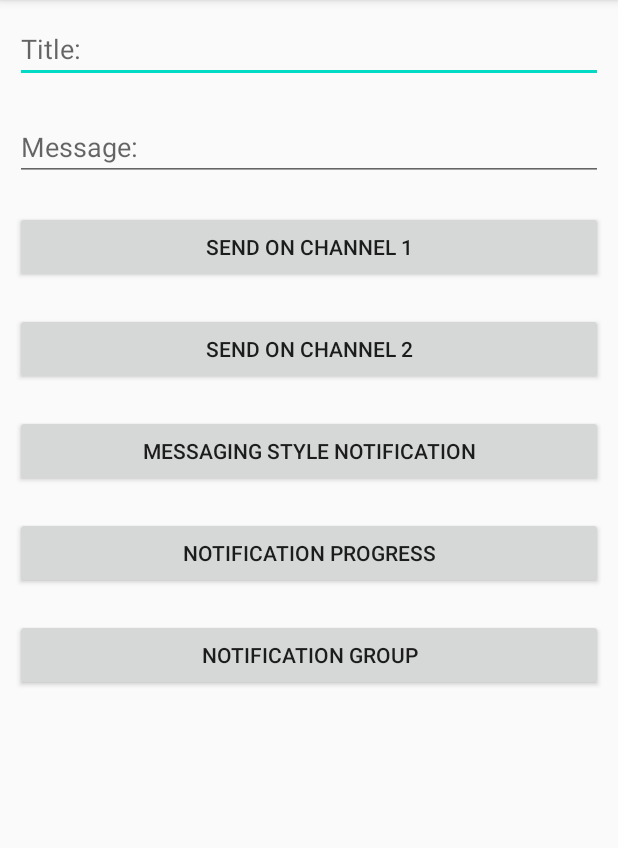
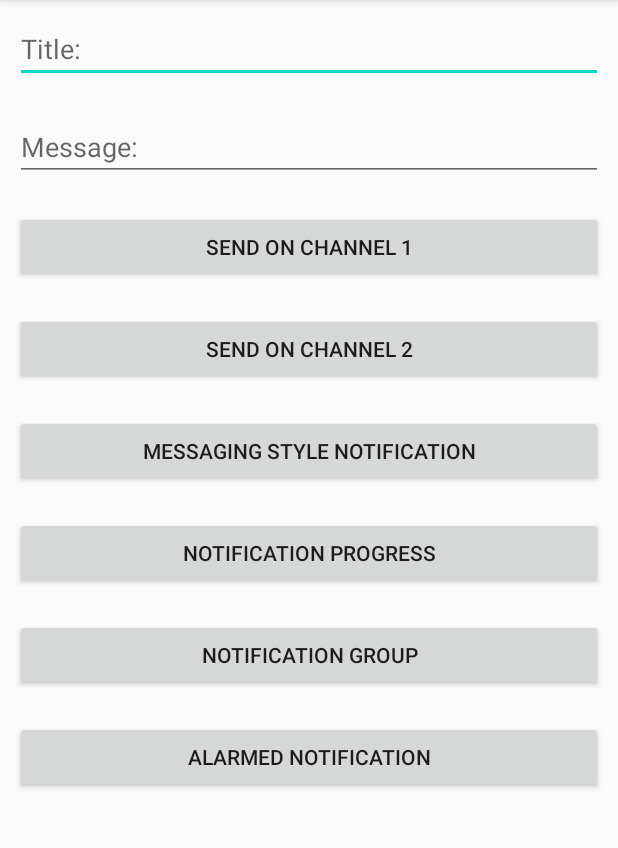
Before and after one commit to IronClad1607/Notification-Practice, an Android app: the InternalNotificationActivity screen opened directly, with no data from a screen before it, on a phone screen of 412 x 824 dp, the part 84-932 px from its top. Run offline under Robolectric (Android 15) with nearby library versions, the phone set to English and light mode, and no system bars.

Commit message:
alarmed notification done

```diff
--- a/app/src/main/AndroidManifest.xml
+++ b/app/src/main/AndroidManifest.xml
@@ -10,6 +10,7 @@
         android:roundIcon="@mipmap/ic_launcher_round"
         android:supportsRtl="true"
         android:theme="@style/AppTheme">
+        <activity android:name=".AlarmedActivity"></activity>
         <activity android:name=".InternalNotificationActivity" />
         <activity android:name=".MainActivity">
             <intent-filter>
--- a/app/src/main/java/com/ironclad/notificationpractice/InternalNotificationActivity.kt
+++ b/app/src/main/java/com/ironclad/notificationpractice/InternalNotificationActivity.kt
@@ -129,6 +129,11 @@ class InternalNotificationActivity : AppCompatActivity() {
             }
         }
 
+        btnSendOnChannel6.setOnClickListener {
+            val alarmedIntent = Intent(this, AlarmedActivity::class.java)
+            startActivity(alarmedIntent)
+        }
+
     }
 
     companion object {
--- a/app/src/main/res/layout/activity_internal_notification.xml
+++ b/app/src/main/res/layout/activity_internal_notification.xml
@@ -58,4 +58,10 @@
         android:layout_height="wrap_content"
         android:layout_marginBottom="20dp"
         android:text="@string/notification_group" />
+    <Button
+        android:id="@+id/btnSendOnChannel6"
+        android:layout_width="match_parent"
+        android:layout_height="wrap_content"
+        android:layout_marginBottom="20dp"
+        android:text="@string/alarmed_notification" />
 </LinearLayout>
--- a/app/src/main/res/values/strings.xml
+++ b/app/src/main/res/values/strings.xml
@@ -12,4 +12,5 @@
     <string name="messaging_style_notification">Messaging Style Notification</string>
     <string name="notification_progress">Notification Progress</string>
     <string name="notification_group">Notification Group</string>
+    <string name="alarmed_notification">Alarmed Notification</string>
 </resources>
```
Also changed, not shown: app/src/main/java/com/ironclad/notificationpractice/AlarmedActivity.kt (added, +11 -0 lines), app/src/main/res/layout/activity_alarmed.xml (added, +9 -0 lines).
